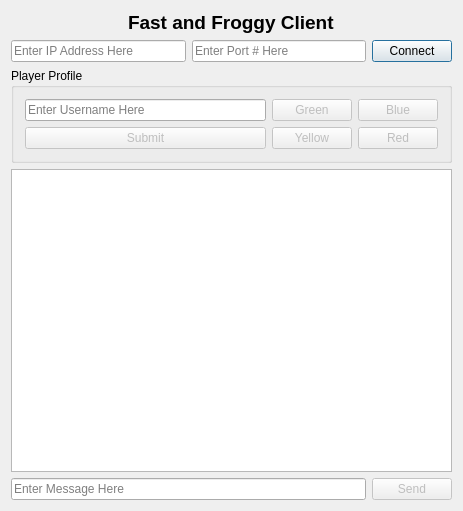
First picture: the form in client/dialog.ui, repository shorewind/frogger, before the edit.
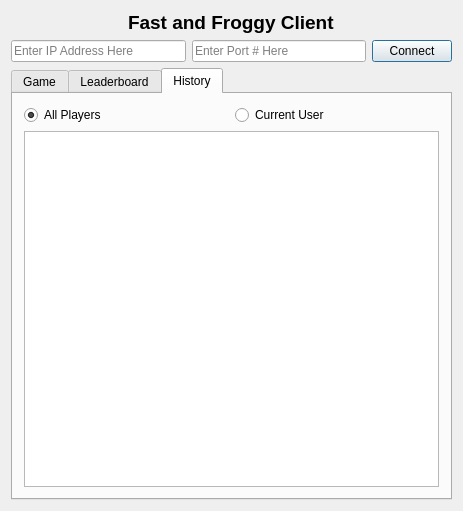
Second picture: the form after the edit.

Commit message: enable sql game data functionality

```diff
--- a/client/dialog.ui
+++ b/client/dialog.ui
@@ -84,6 +84,16 @@
     </layout>
    </item>
    <item>
+    <widget class="QTabWidget" name="tabWidget">
+     <property name="currentIndex">
+      <number>2</number>
+     </property>
+     <widget class="QWidget" name="tab">
+      <attribute name="title">
+       <string>Game</string>
+      </attribute>
+      <layout class="QVBoxLayout" name="verticalLayout_5">
+       <item>
     <widget class="QGroupBox" name="groupBox">
      <property name="title">
       <string>Player Profile</string>
@@ -197,6 +207,55 @@
       </widget>
      </item>
     </layout>
+       </item>
+      </layout>
+     </widget>
+     <widget class="QWidget" name="tab_2">
+      <attribute name="title">
+       <string>Leaderboard</string>
+      </attribute>
+      <layout class="QVBoxLayout" name="verticalLayout_6">
+       <item>
+        <widget class="QTableView" name="leaderboardTableView"/>
+       </item>
+      </layout>
+     </widget>
+     <widget class="QWidget" name="tab_3">
+      <attribute name="title">
+       <string>History</string>
+      </attribute>
+      <layout class="QVBoxLayout" name="verticalLayout_8">
+       <item>
+        <layout class="QVBoxLayout" name="verticalLayout_7">
+         <item>
+          <layout class="QHBoxLayout" name="horizontalLayout_7">
+           <item>
+            <widget class="QRadioButton" name="allPlayersButton">
+             <property name="text">
+              <string>All Players</string>
+             </property>
+             <property name="checked">
+              <bool>true</bool>
+             </property>
+            </widget>
+           </item>
+           <item>
+            <widget class="QRadioButton" name="currentUserButton">
+             <property name="text">
+              <string>Current User</string>
+             </property>
+            </widget>
+           </item>
+          </layout>
+         </item>
+         <item>
+          <widget class="QTableView" name="historyTableView"/>
+         </item>
+        </layout>
+       </item>
+      </layout>
+     </widget>
+    </widget>
    </item>
   </layout>
  </widget>
```
Lines whose indentation alone changed are shown as unchanged. The commit also changes 10 other files.
